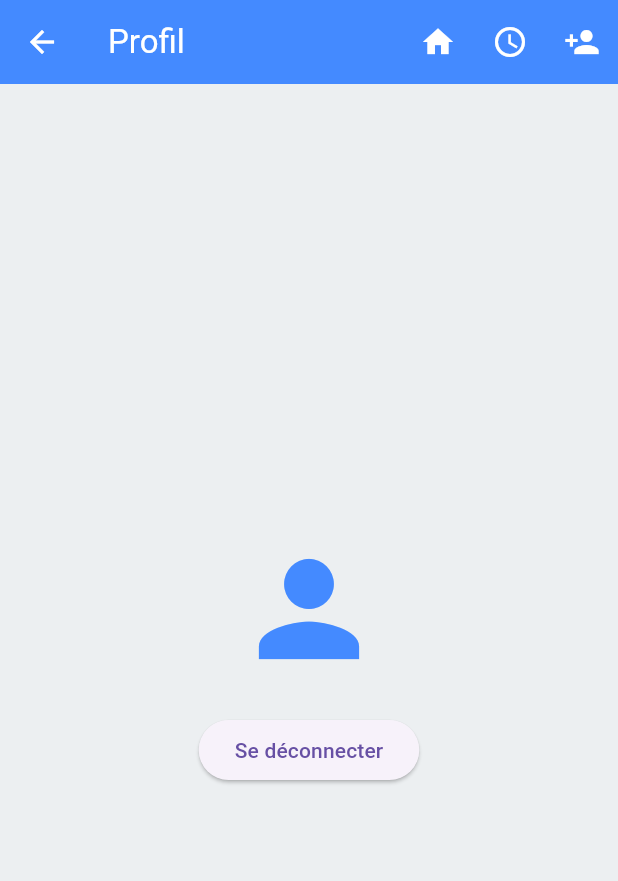
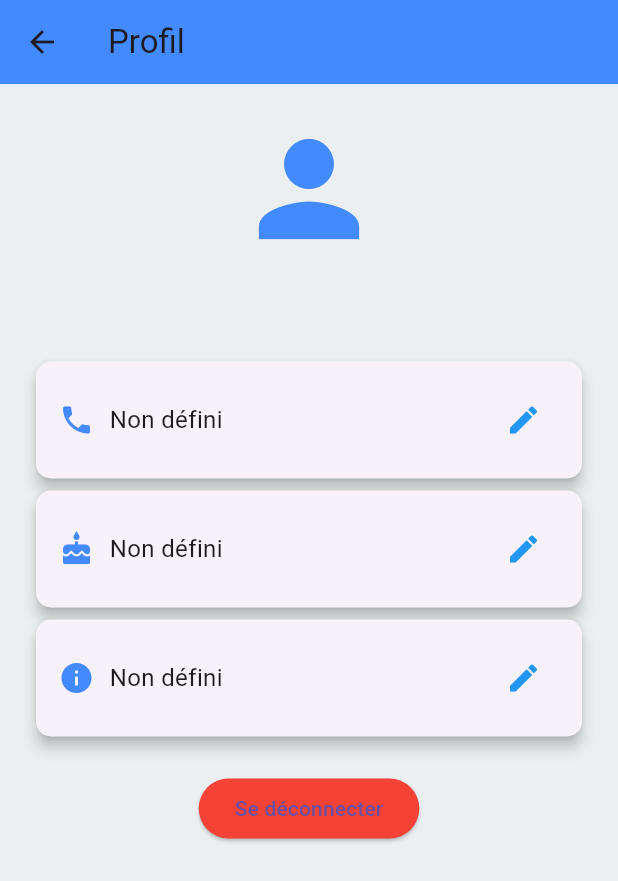
Before and after one commit to KillianMej/FlutterEquitation, a Flutter app: the ProfilePage screen opened directly, on a phone screen of 412 x 824 dp. Shown: the top 881 px of the screen. Run offline on Flutter 3.47's test engine with Material 3 defaults, Android fonts, the phone set to English and light mode, and no system bars; our stand-ins replace image_picker, shared_preferences, sqflite, sqflite_common_ffi; accounts and stored records are empty.

Commit message:
début profil

```diff
--- a/lib/pages/Profile.dart
+++ b/lib/pages/Profile.dart
@@ -1,60 +1,204 @@
 import 'package:flutter/material.dart';
+import 'package:shared_preferences/shared_preferences.dart';
 import 'LoginPage.dart';
+import 'package:sqflite/sqflite.dart';
+import 'package:path/path.dart';
 
-import 'home.dart';
+class ProfilePage extends StatefulWidget {
+  const ProfilePage({super.key});
 
-class ProfilePage extends StatelessWidget {
+  @override
+  _ProfilePageState createState() => _ProfilePageState();
+}
 
+class _ProfilePageState extends State<ProfilePage> {
+  Database? _database;
+  int? id;
+  String username = "";
+  String numero = "";
+  String age = "";
+  String ffeProfile = "";
+  String email = "";
+
+  bool isEditingPhone = false;
+  bool isEditingAge = false;
+  bool isEditingFFE = false;
+
+  final TextEditingController _phoneController = TextEditingController();
+  final TextEditingController _ageController = TextEditingController();
+  final TextEditingController _ffeController = TextEditingController();
+
+  @override
+  void initState() {
+    super.initState();
+    _initDatabase();
+    _loadUserInfo();
+  }
+
+  // Initialiser la base de données
+  Future<void> _initDatabase() async {
+    _database = await openDatabase(
+      join(await getDatabasesPath(), 'database.db'),
+      version: 1,
+    );
+  }
+
+  // Charger les informations depuis SharedPreferences
+  Future<void> _loadUserInfo() async {
+    final prefs = await SharedPreferences.getInstance();
+    setState(() {
+      username = prefs.getString("username") ?? "Non défini";
+      numero = prefs.getString("numero") ?? "";
+      age = prefs.getInt("age")?.toString() ?? "";
+      ffeProfile = prefs.getString("ffe") ?? "";
+      id = prefs.getInt("id") ?? 0;
+
+      print("id : $id");
+
+
+      _phoneController.text = numero;
+      _ageController.text = age;
+      _ffeController.text = ffeProfile;
+    });
+  }
+
+  // Enregistrer dans la base de données et SharedPreferences
+  Future<void> _saveUserInfo(String field, String value) async {
+    if (_database == null) return;
+
+    final prefs = await SharedPreferences.getInstance();
+
+    String dbField;
+    if (field == "numero") {
+      dbField = "numero"; // Correction ici
+    } else if (field == "age") {
+      dbField = "age";
+    } else if (field == "ffe") {
+      dbField = "ffe"; // Correction ici
+    } else {
+      return;
+    }
+
+    await _database!.update(
+      'utilisateur',
+      {dbField: value},
+      where: "id = ?", // Utilisez l'id ici
+      whereArgs: [id],  // Utilisez id comme argument
+    );
+
+    // Mettre à jour SharedPreferences
+    if (field == "numero") {
+      await prefs.setString("numero", value);
+    } else if (field == "age") {
+      await prefs.setInt("age", int.tryParse(value) ?? 0);
+    } else if (field == "ffe") {
+      await prefs.setString("ffe", value);
+    }
+
+    // Mettre à jour l'affichage
+    setState(() {
+      if (field == "numero") {
+        numero = value;
+        isEditingPhone = false;
+      } else if (field == "age") {
+        age = value;
+        isEditingAge = false;
+      } else if (field == "ffe") {
+        ffeProfile = value;
+        isEditingFFE = false;
+      }
+    });
+  }
+
+
+  // Déconnexion
+  Future<void> _logout(BuildContext context) async {
+    final prefs = await SharedPreferences.getInstance();
+    await prefs.clear();
+    Navigator.pushReplacement(
+      context,
+      MaterialPageRoute(builder: (context) => const LoginPage()),
+    );
+  }
 
   @override
   Widget build(BuildContext context) {
     return Scaffold(
-      backgroundColor: Colors.blueGrey[50], // Fond bleu clair
+      backgroundColor: Colors.blueGrey[50],
       appBar: AppBar(
         title: const Text("Profil"),
-        foregroundColor: Colors.white, // Titre en blanc
         backgroundColor: Colors.blueAccent,
-        actions: [
-          // Icônes dans l'AppBar
-          IconButton(
-            icon: const Icon(Icons.home),
-            onPressed: () {
-              // Action pour rediriger vers la page d'accueil
-              Navigator.push(
-                context,
-                MaterialPageRoute(builder: (context) => HomePage()),
-              );
-            },
-          ),
-          IconButton(
-            icon: const Icon(Icons.schedule),
-            onPressed: () {
-              // Naviguer vers la page emploi du temps
-              ScaffoldMessenger.of(context).showSnackBar(
-                const SnackBar(content: Text("Emploi du temps")),
-              );
-            },
-          ),
-          IconButton(
-            icon: const Icon(Icons.person_add),
-            onPressed: () {
-            },
-          ),
-        ],
       ),
-      body: Center(
+      body: Padding(
+        padding: const EdgeInsets.all(20.0),
         child: Column(
-          mainAxisAlignment: MainAxisAlignment.center,
+          crossAxisAlignment: CrossAxisAlignment.start,
           children: [
-            const Icon(Icons.person, size: 100, color: Colors.blueAccent),
+            Center(
+              child: Column(
+                children: [
+                  const Icon(Icons.person, size: 100, color: Colors.blueAccent),
+                  const SizedBox(height: 10),
+                  Text(
+                    username,
+                    style: const TextStyle(fontSize: 22, fontWeight: FontWeight.bold),
+                  ),
+                ],
+              ),
+            ),
             const SizedBox(height: 20),
-            ElevatedButton(
-              onPressed: () {
-                Navigator.push(
-                  context,
-                  MaterialPageRoute(builder: (context) => LoginPage()),
-                );              },
-              child: const Text("Se déconnecter"),
+            _buildEditableField("Numéro de téléphone", Icons.phone, numero, _phoneController, () {
+              setState(() => isEditingPhone = true);
+            }, isEditingPhone, "numero"),
+            _buildEditableField("Âge", Icons.cake, age, _ageController, () {
+              setState(() => isEditingAge = true);
+            }, isEditingAge, "age"),
+            _buildEditableField("Profil FFE", Icons.info, ffeProfile, _ffeController, () {
+              setState(() => isEditingFFE = true);
+            }, isEditingFFE, "ffe"),
+            const SizedBox(height: 20),
+            Center(
+              child: ElevatedButton(
+                onPressed: () => _logout(context),
+                style: ElevatedButton.styleFrom(backgroundColor: Colors.red),
+                child: const Text("Se déconnecter"),
+              ),
+            ),
+          ],
+        ),
+      ),
+    );
+  }
+
+  // Widget pour gérer l'affichage / modification des champs
+  Widget _buildEditableField(String label, IconData icon, String value,
+      TextEditingController controller, VoidCallback onEdit, bool isEditing, String field) {
+    return Card(
+      elevation: 4,
+      shape: RoundedRectangleBorder(borderRadius: BorderRadius.circular(10)),
+      child: Padding(
+        padding: const EdgeInsets.all(15.0),
+        child: Row(
+          children: [
+            Icon(icon, color: Colors.blueAccent),
+            const SizedBox(width: 10),
+            Expanded(
+              child: isEditing
+                  ? TextField(
+                controller: controller,
+                keyboardType: field == "age" ? TextInputType.number : TextInputType.text,
+                decoration: InputDecoration(
+                  labelText: label,
+                  border: OutlineInputBorder(borderRadius: BorderRadius.circular(10)),
+                ),
+              )
+                  : Text(value.isNotEmpty ? value : "Non défini", style: const TextStyle(fontSize: 16)),
+            ),
+            IconButton(
+              icon: Icon(isEditing ? Icons.save : Icons.edit, color: isEditing ? Colors.green : Colors.blue),
+              onPressed: isEditing
+                  ? () => _saveUserInfo(field, controller.text)
+                  : onEdit,
             ),
           ],
         ),
--- a/pubspec.yaml
+++ b/pubspec.yaml
@@ -13,6 +13,7 @@ dependencies:
   sqflite: ^2.4.2
   image_picker: ^0.8.4+4
   crypto: ^3.0.6
+  shared_preferences: ^2.2.2
 
 dev_dependencies:
   flutter_test:
```
Also changed, not shown: lib/pages/LoginPage.dart (+23 -7 lines), pubspec.lock, 1 other file.
